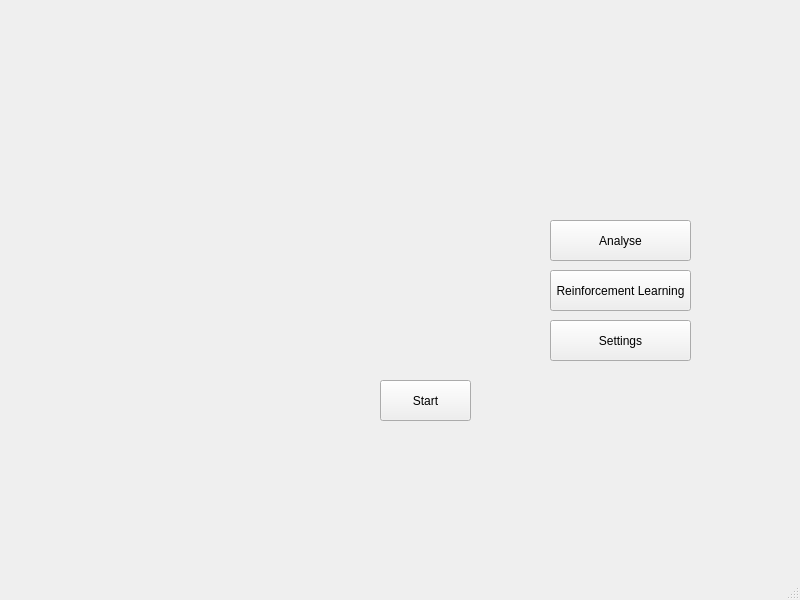
First picture: the form in simulation/gui/config.ui, repository matrochanowski/elevator-project, before the edit.
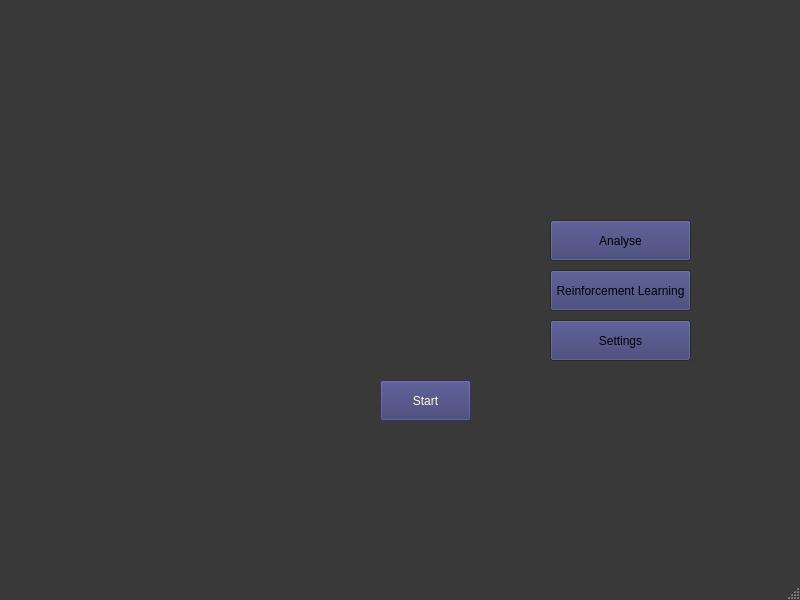
Second picture: the form after the edit. The open tabs and pages were chosen to show the change.

Patch:
```diff
--- a/simulation/gui/config.ui
+++ b/simulation/gui/config.ui
@@ -10,6 +10,97 @@
     <height>600</height>
    </rect>
   </property>
+  <property name="palette">
+   <palette>
+    <active>
+     <colorrole role="Base">
+      <brush brushstyle="SolidPattern">
+       <color alpha="255">
+        <red>90</red>
+        <green>99</green>
+        <blue>112</blue>
+       </color>
+      </brush>
+     </colorrole>
+     <colorrole role="Window">
+      <brush brushstyle="SolidPattern">
+       <color alpha="255">
+        <red>57</red>
+        <green>57</green>
+        <blue>57</blue>
+       </color>
+      </brush>
+     </colorrole>
+     <colorrole role="AlternateBase">
+      <brush brushstyle="SolidPattern">
+       <color alpha="255">
+        <red>108</red>
+        <green>119</green>
+        <blue>134</blue>
+       </color>
+      </brush>
+     </colorrole>
+    </active>
+    <inactive>
+     <colorrole role="Base">
+      <brush brushstyle="SolidPattern">
+       <color alpha="255">
+        <red>90</red>
+        <green>99</green>
+        <blue>112</blue>
+       </color>
+      </brush>
+     </colorrole>
+     <colorrole role="Window">
+      <brush brushstyle="SolidPattern">
+       <color alpha="255">
+        <red>57</red>
+        <green>57</green>
+        <blue>57</blue>
+       </color>
+      </brush>
+     </colorrole>
+     <colorrole role="AlternateBase">
+      <brush brushstyle="SolidPattern">
+       <color alpha="255">
+        <red>108</red>
+        <green>119</green>
+        <blue>134</blue>
+       </color>
+      </brush>
+     </colorrole>
+    </inactive>
+    <disabled>
+     <colorrole role="Base">
+      <brush brushstyle="SolidPattern">
+       <color alpha="255">
+        <red>57</red>
+        <green>57</green>
+        <blue>57</blue>
+       </color>
+      </brush>
+     </colorrole>
+     <colorrole role="Window">
+      <brush brushstyle="SolidPattern">
+       <color alpha="255">
+        <red>57</red>
+        <green>57</green>
+        <blue>57</blue>
+       </color>
+      </brush>
+     </colorrole>
+     <colorrole role="AlternateBase">
+      <brush brushstyle="SolidPattern">
+       <color alpha="255">
+        <red>108</red>
+        <green>119</green>
+        <blue>134</blue>
+       </color>
+      </brush>
+     </colorrole>
+    </disabled>
+   </palette>
+  </property>
   <property name="windowTitle">
    <string>MainWindow</string>
   </property>
@@ -23,6 +114,124 @@
       <height>491</height>
      </rect>
     </property>
+    <property name="palette">
+     <palette>
+      <active>
+       <colorrole role="Button">
+        <brush brushstyle="SolidPattern">
+         <color alpha="255">
+          <red>54</red>
+          <green>56</green>
+          <blue>109</blue>
+         </color>
+        </brush>
+       </colorrole>
+       <colorrole role="Base">
+        <brush brushstyle="SolidPattern">
+         <color alpha="255">
+          <red>90</red>
+          <green>99</green>
+          <blue>112</blue>
+         </color>
+        </brush>
+       </colorrole>
+       <colorrole role="Window">
+        <brush brushstyle="SolidPattern">
+         <color alpha="255">
+          <red>57</red>
+          <green>57</green>
+          <blue>57</blue>
+         </color>
+        </brush>
+       </colorrole>
+       <colorrole role="AlternateBase">
+        <brush brushstyle="SolidPattern">
+         <color alpha="255">
+          <red>108</red>
+          <green>119</green>
+          <blue>134</blue>
+         </color>
+        </brush>
+       </colorrole>
+      </active>
+      <inactive>
+       <colorrole role="Button">
+        <brush brushstyle="SolidPattern">
+         <color alpha="255">
+          <red>54</red>
+          <green>56</green>
+          <blue>109</blue>
+         </color>
+        </brush>
+       </colorrole>
+       <colorrole role="Base">
+        <brush brushstyle="SolidPattern">
+         <color alpha="255">
+          <red>90</red>
+          <green>99</green>
+          <blue>112</blue>
+         </color>
+        </brush>
+       </colorrole>
+       <colorrole role="Window">
+        <brush brushstyle="SolidPattern">
+         <color alpha="255">
+          <red>57</red>
+          <green>57</green>
+          <blue>57</blue>
+         </color>
+        </brush>
+       </colorrole>
+       <colorrole role="AlternateBase">
+        <brush brushstyle="SolidPattern">
+         <color alpha="255">
+          <red>108</red>
+          <green>119</green>
+          <blue>134</blue>
+         </color>
+        </brush>
+       </colorrole>
+      </inactive>
+      <disabled>
+       <colorrole role="Button">
+        <brush brushstyle="SolidPattern">
+         <color alpha="255">
+          <red>54</red>
+          <green>56</green>
+          <blue>109</blue>
+         </color>
+        </brush>
+       </colorrole>
+       <colorrole role="Base">
+        <brush brushstyle="SolidPattern">
+         <color alpha="255">
+          <red>57</red>
+          <green>57</green>
+          <blue>57</blue>
+         </color>
+        </brush>
+       </colorrole>
+       <colorrole role="Window">
+        <brush brushstyle="SolidPattern">
+         <color alpha="255">
+          <red>57</red>
+          <green>57</green>
+          <blue>57</blue>
+         </color>
+        </brush>
+       </colorrole>
+       <colorrole role="AlternateBase">
+        <brush brushstyle="SolidPattern">
+         <color alpha="255">
+          <red>108</red>
+          <green>119</green>
+          <blue>134</blue>
+         </color>
+        </brush>
+       </colorrole>
+      </disabled>
+     </palette>
+    </property>
     <property name="currentIndex">
      <number>1</number>
     </property>
@@ -36,6 +245,178 @@
         <height>41</height>
        </rect>
       </property>
+      <property name="palette">
+       <palette>
+        <active>
+         <colorrole role="WindowText">
+          <brush brushstyle="SolidPattern">
+           <color alpha="255">
+            <red>255</red>
+            <green>248</green>
+            <blue>217</blue>
+           </color>
+          </brush>
+         </colorrole>
+         <colorrole role="Text">
+          <brush brushstyle="SolidPattern">
+           <color alpha="255">
+            <red>255</red>
+            <green>248</green>
+            <blue>217</blue>
+           </color>
+          </brush>
+         </colorrole>
+         <colorrole role="ButtonText">
+          <brush brushstyle="SolidPattern">
+           <color alpha="255">
+            <red>255</red>
+            <green>248</green>
+            <blue>217</blue>
+           </color>
+          </brush>
+         </colorrole>
+         <colorrole role="Base">
+          <brush brushstyle="SolidPattern">
+           <color alpha="255">
+            <red>101</red>
+            <green>89</green>
+            <blue>136</blue>
+           </color>
+          </brush>
+         </colorrole>
+         <colorrole role="Window">
+          <brush brushstyle="SolidPattern">
+           <color alpha="255">
+            <red>70</red>
+            <green>65</green>
+            <blue>150</blue>
+           </color>
+          </brush>
+         </colorrole>
+         <colorrole role="HighlightedText">
+          <brush brushstyle="SolidPattern">
+           <color alpha="255">
+            <red>255</red>
+            <green>248</green>
+            <blue>217</blue>
+           </color>
+          </brush>
+         </colorrole>
+         <colorrole role="Accent">
+          <brush brushstyle="SolidPattern">
+           <color alpha="255">
+            <red>208</red>
+            <green>180</green>
+            <blue>66</blue>
+           </color>
+          </brush>
+         </colorrole>
+        </active>
+        <inactive>
+         <colorrole role="WindowText">
+          <brush brushstyle="SolidPattern">
+           <color alpha="255">
+            <red>255</red>
+            <green>248</green>
+            <blue>217</blue>
+           </color>
+          </brush>
+         </colorrole>
+         <colorrole role="Text">
+          <brush brushstyle="SolidPattern">
+           <color alpha="255">
+            <red>255</red>
+            <green>248</green>
+            <blue>217</blue>
+           </color>
+          </brush>
+         </colorrole>
+         <colorrole role="ButtonText">
+          <brush brushstyle="SolidPattern">
+           <color alpha="255">
+            <red>255</red>
+            <green>248</green>
+            <blue>217</blue>
+           </color>
+          </brush>
+         </colorrole>
+         <colorrole role="Base">
+          <brush brushstyle="SolidPattern">
+           <color alpha="255">
+            <red>101</red>
+            <green>89</green>
+            <blue>136</blue>
+           </color>
+          </brush>
+         </colorrole>
+         <colorrole role="Window">
+          <brush brushstyle="SolidPattern">
+           <color alpha="255">
+            <red>70</red>
+            <green>65</green>
+            <blue>150</blue>
+           </color>
+          </brush>
+         </colorrole>
+         <colorrole role="HighlightedText">
+          <brush brushstyle="SolidPattern">
+           <color alpha="255">
+            <red>255</red>
+            <green>248</green>
+            <blue>217</blue>
+           </color>
+          </brush>
+         </colorrole>
+         <colorrole role="Accent">
+          <brush brushstyle="SolidPattern">
+           <color alpha="255">
+            <red>208</red>
+            <green>180</green>
+            <blue>66</blue>
+           </color>
+          </brush>
+         </colorrole>
+        </inactive>
+        <disabled>
+         <colorrole role="Base">
+          <brush brushstyle="SolidPattern">
+           <color alpha="255">
+            <red>70</red>
+            <green>65</green>
+            <blue>150</blue>
+           </color>
+          </brush>
+         </colorrole>
+         <colorrole role="Window">
+          <brush brushstyle="SolidPattern">
+           <color alpha="255">
+            <red>70</red>
+            <green>65</green>
+            <blue>150</blue>
+           </color>
+          </brush>
+         </colorrole>
+         <colorrole role="HighlightedText">
+          <brush brushstyle="SolidPattern">
+           <color alpha="255">
+            <red>255</red>
+            <green>248</green>
+            <blue>217</blue>
+           </color>
+          </brush>
+         </colorrole>
+         <colorrole role="Accent">
+          <brush brushstyle="SolidPattern">
+           <color alpha="255">
+            <red>208</red>
+            <green>180</green>
+            <blue>66</blue>
+           </color>
+          </brush>
+         </colorrole>
+        </disabled>
+       </palette>
+      </property>
       <property name="text">
        <string>Start</string>
       </property>
```
Left out of the diff: 4 changed lines with no effect on the pictures.
